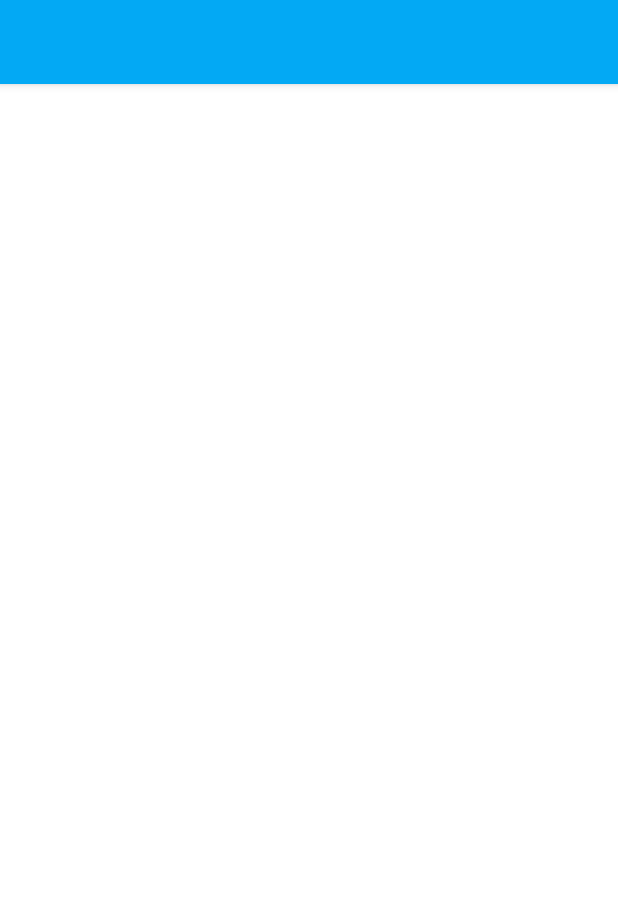
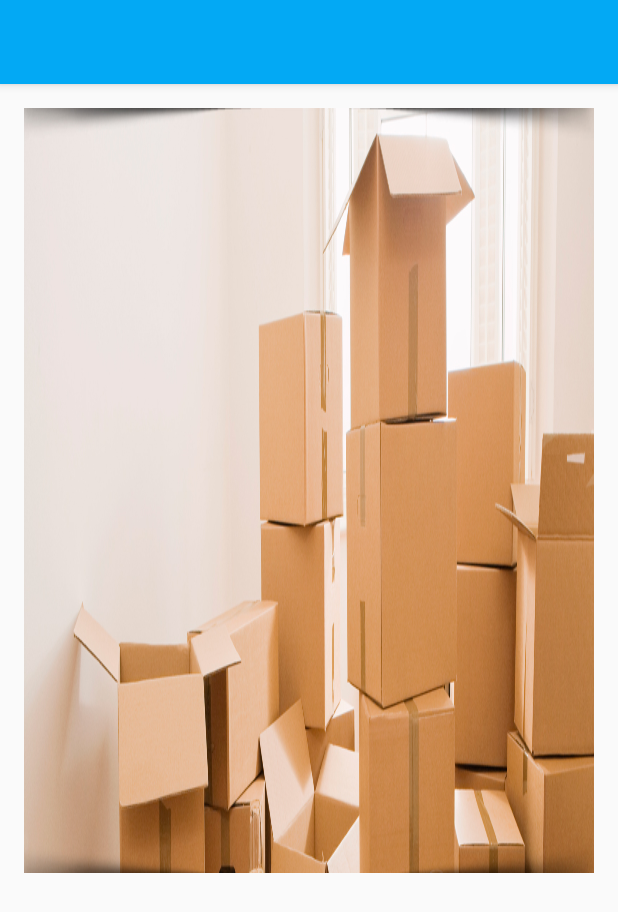
Before and after one commit to Saurett/CHAOL, an Android app: the layout activity_navigation_drawer.xml on its own in the app's theme, with its tools: preview values and no code run, on a phone screen of 412 x 824 dp. Shown: the top 912 px of the screen. Run offline under Robolectric (Android 15) with nearby library versions, the phone set to English and light mode, and no system bars.

Commit message:
Android > Versión 1.0.4
- Se finaliza el diseño del Navigation Drawer (Opciones del menu con
sombreado)

```diff
--- a/movil/android/Chaol/app/build.gradle
+++ b/movil/android/Chaol/app/build.gradle
@@ -17,6 +17,9 @@ android {
             proguardFiles getDefaultProguardFile('proguard-android.txt'), 'proguard-rules.pro'
         }
     }
+
+    aaptOptions.cruncherEnabled = false
+    aaptOptions.useNewCruncher = false
 }
 
 dependencies {
--- a/movil/android/Chaol/app/src/main/AndroidManifest.xml
+++ b/movil/android/Chaol/app/src/main/AndroidManifest.xml
@@ -16,10 +16,9 @@
             </intent-filter>
         </activity>
         <activity
-            android:name=".NavigationDrawer"
+            android:name=".NavigationDrawerActivity"
             android:label="@string/title_activity_navigation_drawer"
-            android:theme="@style/AppTheme.NoActionBar"
-            />
+            android:theme="@style/AppTheme.NoActionBar"></activity>
     </application>
 
 </manifest>
--- a/movil/android/Chaol/app/src/main/java/com/indev/chaol/MainActivity.java
+++ b/movil/android/Chaol/app/src/main/java/com/indev/chaol/MainActivity.java
@@ -48,7 +48,7 @@ public class MainActivity extends AppCompatActivity implements View.OnClickListe
     }
 
     private void openNavigation() {
-        Intent intent = new Intent(this, NavigationDrawer.class);
+        Intent intent = new Intent(this, NavigationDrawerActivity.class);
         startActivity(intent);
     }
 }
--- a/movil/android/Chaol/app/src/main/res/color/drawer_item.xml
+++ b/movil/android/Chaol/app/src/main/res/color/drawer_item.xml
@@ -1,5 +1,5 @@
 <?xml version="1.0" encoding="utf-8"?>
 <selector xmlns:android="http://schemas.android.com/apk/res/android">
-    <item android:color="@color/colorAccent" android:state_checked="true"/>
+    <item android:color="@color/colorIcons" android:state_checked="true"/>
     <item android:color="@color/colorPrimaryDark" />
 </selector>
--- a/movil/android/Chaol/app/src/main/res/layout/activity_navigation_drawer.xml
+++ b/movil/android/Chaol/app/src/main/res/layout/activity_navigation_drawer.xml
@@ -6,7 +6,6 @@
     android:layout_width="match_parent"
     android:layout_height="match_parent"
     android:fitsSystemWindows="true"
-    android:background="@color/colorIcons"
     tools:openDrawer="start">
 
     <include
@@ -20,7 +19,6 @@
         android:layout_height="match_parent"
         android:layout_gravity="start"
         android:fitsSystemWindows="true"
-        android:background="@color/colorIcons"
         app:itemTextColor="@color/drawer_item"
         app:itemIconTint="@color/drawer_item"
         app:itemBackground="@drawable/nav_item_drawable"
--- a/movil/android/Chaol/app/src/main/res/layout/app_bar_navigation_drawer.xml
+++ b/movil/android/Chaol/app/src/main/res/layout/app_bar_navigation_drawer.xml
@@ -5,22 +5,19 @@
     android:layout_width="match_parent"
     android:layout_height="match_parent"
     android:fitsSystemWindows="true"
-    tools:context="com.indev.chaol.NavigationDrawer">
+    tools:context="com.indev.chaol.NavigationDrawerActivity">
 
     <android.support.design.widget.AppBarLayout
         android:layout_width="match_parent"
         android:layout_height="wrap_content"
-        android:theme="@style/Theme.AppCompat.Light.DarkActionBar">
+        android:theme="@style/AppTheme.NoActionBar.AppBarOverlay">
 
         <android.support.v7.widget.Toolbar
             android:id="@+id/toolbar"
             android:layout_width="match_parent"
             android:layout_height="?attr/actionBarSize"
-            android:background="@color/colorPrimary"
-            app:titleTextColor="@color/colorIcons"
-            app:subtitleTextColor="@color/colorIcons"
-            app:theme="@style/ThemeOverlay.AppCompat.Dark.ActionBar"
-            app:popupTheme="@style/Theme.AppCompat.Light.NoActionBar" />
+            android:background="?attr/colorPrimary"
+            app:popupTheme="@style/AppTheme.NoActionBar.PopupOverlay" />
 
     </android.support.design.widget.AppBarLayout>
 
@@ -34,6 +31,6 @@
         android:layout_gravity="bottom|end"
         android:layout_margin="@dimen/fab_margin"
         app:srcCompat="@android:drawable/ic_dialog_email" />
-    -->
+        -->
 
 </android.support.design.widget.CoordinatorLayout>
--- a/movil/android/Chaol/app/src/main/res/layout/content_navigation_drawer.xml
+++ b/movil/android/Chaol/app/src/main/res/layout/content_navigation_drawer.xml
@@ -10,7 +10,15 @@
     android:paddingRight="@dimen/activity_horizontal_margin"
     android:paddingTop="@dimen/activity_vertical_margin"
     app:layout_behavior="@string/appbar_scrolling_view_behavior"
-    tools:context="com.indev.chaol.NavigationDrawer"
+    tools:context="com.indev.chaol.NavigationDrawerActivity"
     tools:showIn="@layout/app_bar_navigation_drawer">
 
+    <LinearLayout
+        android:layout_width="wrap_content"
+        android:layout_height="wrap_content"
+        android:background="@drawable/fletes"
+        >
+
+    </LinearLayout>
+
 </RelativeLayout>
--- a/movil/android/Chaol/app/src/main/res/menu/activity_navigation_drawer_drawer.xml
+++ b/movil/android/Chaol/app/src/main/res/menu/activity_navigation_drawer_drawer.xml
@@ -1,16 +1,18 @@
 <?xml version="1.0" encoding="utf-8"?>
-<menu xmlns:android="http://schemas.android.com/apk/res/android"
-    xmlns:app="http://schemas.android.com/apk/res-auto"
-    xmlns:tools="http://schemas.android.com/tools">
-    <group>
+<menu xmlns:android="http://schemas.android.com/apk/res/android">
+    <group android:checkableBehavior="single">
+        <group android:checkableBehavior="single">
             <item
                 android:icon="@mipmap/ic_dashboard_white_48dp"
-            android:title="Inicio"></item>
+                android:title="Inicio" />
         </group>
         <item
-        android:id="@+id/menu_title_admin"
+            android:id="@+id/menu_title_administracion"
             android:title="Administración">
             <menu>
+                <group
+                    android:id="@+id/submenu_administracion"
+                    android:checkableBehavior="single">
                     <item
                         android:icon="@mipmap/ic_person_white_48dp"
                         android:title="Clientes" />
@@ -26,28 +28,38 @@
                     <item
                         android:icon="@mipmap/ic_directions_bus_white_48dp"
                         android:title="Remolques" />
+                </group>
             </menu>
         </item>
         <item
             android:id="@+id/menu_title_fletes"
             android:title="Fletes">
             <menu>
+                <group
+                    android:id="@+id/submenu_fletes"
+                    android:checkableBehavior="single">
                     <item
                         android:icon="@mipmap/ic_view_agenda_white_48dp"
                         android:title="Agenda" />
+                </group>
             </menu>
         </item>
-
         <item
             android:id="@+id/menu_title_cuentas"
             android:title="Cuentas">
             <menu>
+                <group
+                    android:id="@+id/submenu_cuentas"
+                    android:checkableBehavior="single">
                     <item
                         android:icon="@mipmap/ic_account_circle_white_48dp"
                         android:title="Mi perfil" />
                     <item
                         android:icon="@mipmap/ic_power_settings_new_white_48dp"
                         android:title="Cerrar Sessión" />
+                </group>
             </menu>
         </item>
+    </group>
+
 </menu>
--- a/movil/android/Chaol/app/src/main/res/menu/navigation_drawer.xml
+++ b/movil/android/Chaol/app/src/main/res/menu/navigation_drawer.xml
@@ -1,9 +1,4 @@
 <?xml version="1.0" encoding="utf-8"?>
 <menu xmlns:android="http://schemas.android.com/apk/res/android"
     xmlns:app="http://schemas.android.com/apk/res-auto">
-    <item
-        android:id="@+id/action_settings"
-        android:orderInCategory="100"
-        android:title="@string/action_settings"
-        app:showAsAction="never" />
 </menu>
--- a/movil/android/Chaol/app/src/main/res/values/styles.xml
+++ b/movil/android/Chaol/app/src/main/res/values/styles.xml
@@ -26,4 +26,8 @@
         <item name="android:textColorSecondary">@color/colorIcons</item>
     </style>
 
+    <style name="AppTheme.NoActionBar.AppBarOverlay" parent="ThemeOverlay.AppCompat.Dark.ActionBar" />
+
+    <style name="AppTheme.NoActionBar.PopupOverlay" parent="ThemeOverlay.AppCompat.Light" />
+
 </resources>
```
Also changed, not shown: movil/android/Chaol/app/src/main/java/com/indev/chaol/NavigationDrawer.java (deleted, +0 -119 lines), movil/android/Chaol/app/src/main/res/drawable/chofer.png (added), movil/android/Chaol/app/src/main/res/drawable/clientes.png (added), movil/android/Chaol/app/src/main/res/drawable/fletes.png (added), movil/android/Chaol/app/src/main/res/drawable/transportistas.png (added). Lines whose indentation alone changed are shown as unchanged.
